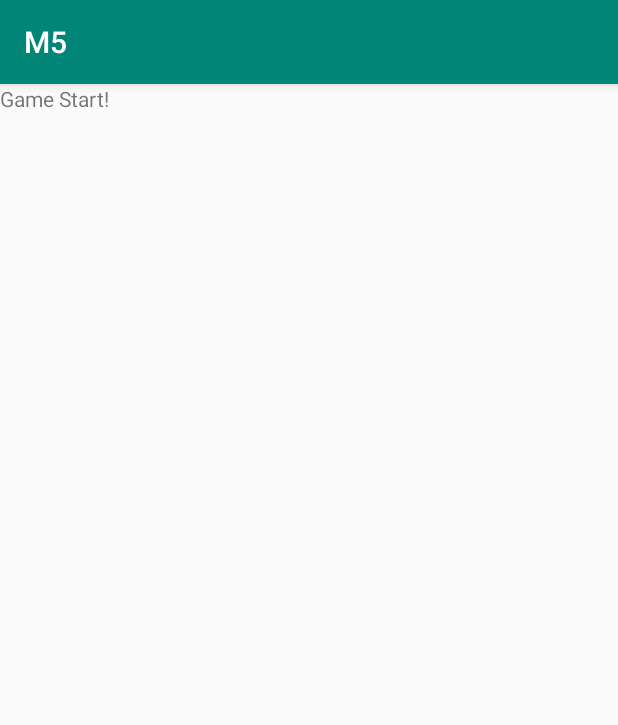
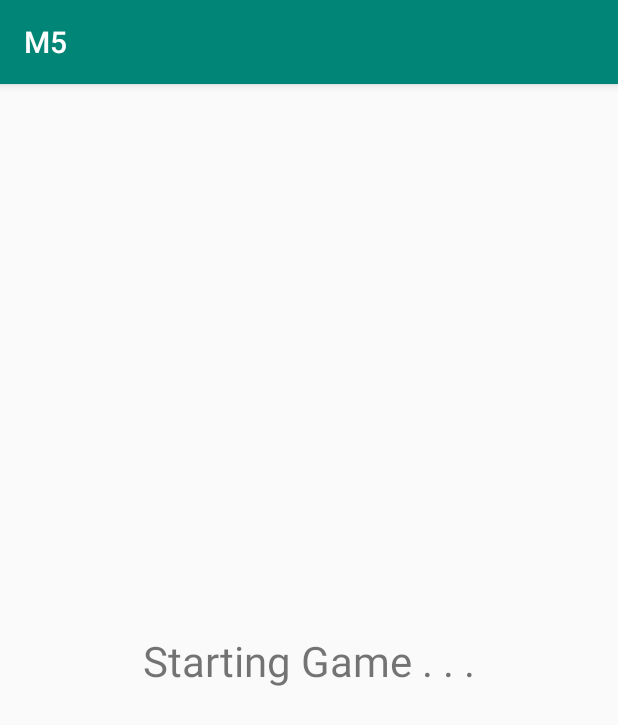
Before and after one commit to CS2340-Team-A/M5, an Android app: the BlankActivity screen opened directly, with no data from a screen before it, on a phone screen of 412 x 824 dp. Shown: the top 725 px of the screen. Run offline under Robolectric (Android 15) with nearby library versions, the phone set to English and light mode, and no system bars.

Commit message:
Adjusted UI, updated activity_blank.xml

```diff
--- a/app/src/main/res/layout/activity_blank.xml
+++ b/app/src/main/res/layout/activity_blank.xml
@@ -1,14 +1,24 @@
 <?xml version="1.0" encoding="utf-8"?>
-<RelativeLayout xmlns:android="http://schemas.android.com/apk/res/android"
+<android.support.constraint.ConstraintLayout xmlns:android="http://schemas.android.com/apk/res/android"
     xmlns:app="http://schemas.android.com/apk/res-auto"
     xmlns:tools="http://schemas.android.com/tools"
+    android:id="@+id/relativeLayout"
     android:layout_width="match_parent"
     android:layout_height="match_parent"
     tools:context=".views.BlankActivity">
 
     <TextView
-        android:id="@+id/textView"
+        android:id="@+id/textView5"
         android:layout_width="wrap_content"
         android:layout_height="wrap_content"
-        android:text="Game Start!" />
-</RelativeLayout>
+        android:layout_marginStart="176dp"
+        android:layout_marginTop="356dp"
+        android:layout_marginEnd="176dp"
+        android:layout_marginBottom="356dp"
+        android:text="Starting Game . . ."
+        android:textSize="28dp"
+        app:layout_constraintBottom_toBottomOf="parent"
+        app:layout_constraintEnd_toEndOf="parent"
+        app:layout_constraintStart_toStartOf="parent"
+        app:layout_constraintTop_toTopOf="parent" />
+</android.support.constraint.ConstraintLayout>
```
